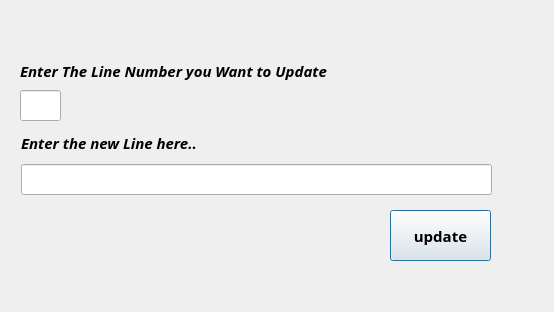
Qt form thirddialog.ui (yasmineNasrat/TextEditor) before a commit.
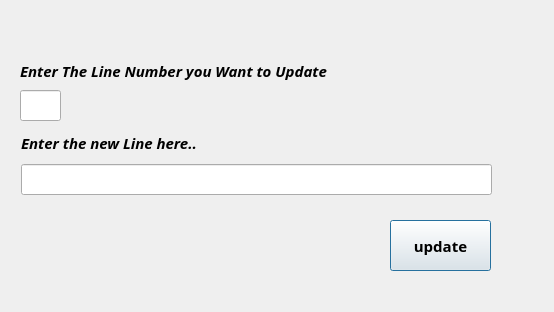
The same form after that commit.

```diff
--- a/thirddialog.ui
+++ b/thirddialog.ui
@@ -57,7 +57,7 @@
    <property name="geometry">
     <rect>
      <x>390</x>
-     <y>210</y>
+     <y>220</y>
      <width>101</width>
      <height>51</height>
     </rect>
```
